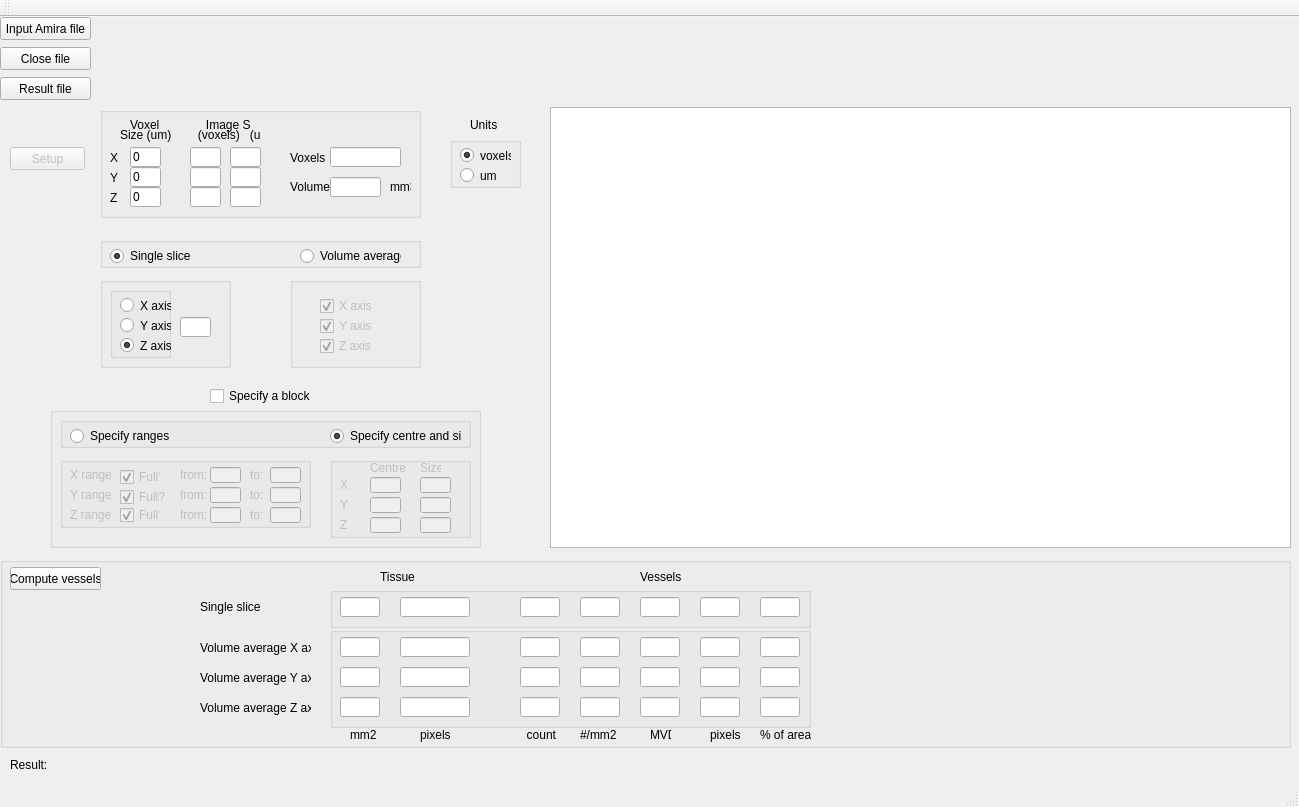
Above: Qt/Quantifier/mainwindow.ui from gibbogle/vessel-tools before the change. Below: the same form after it.
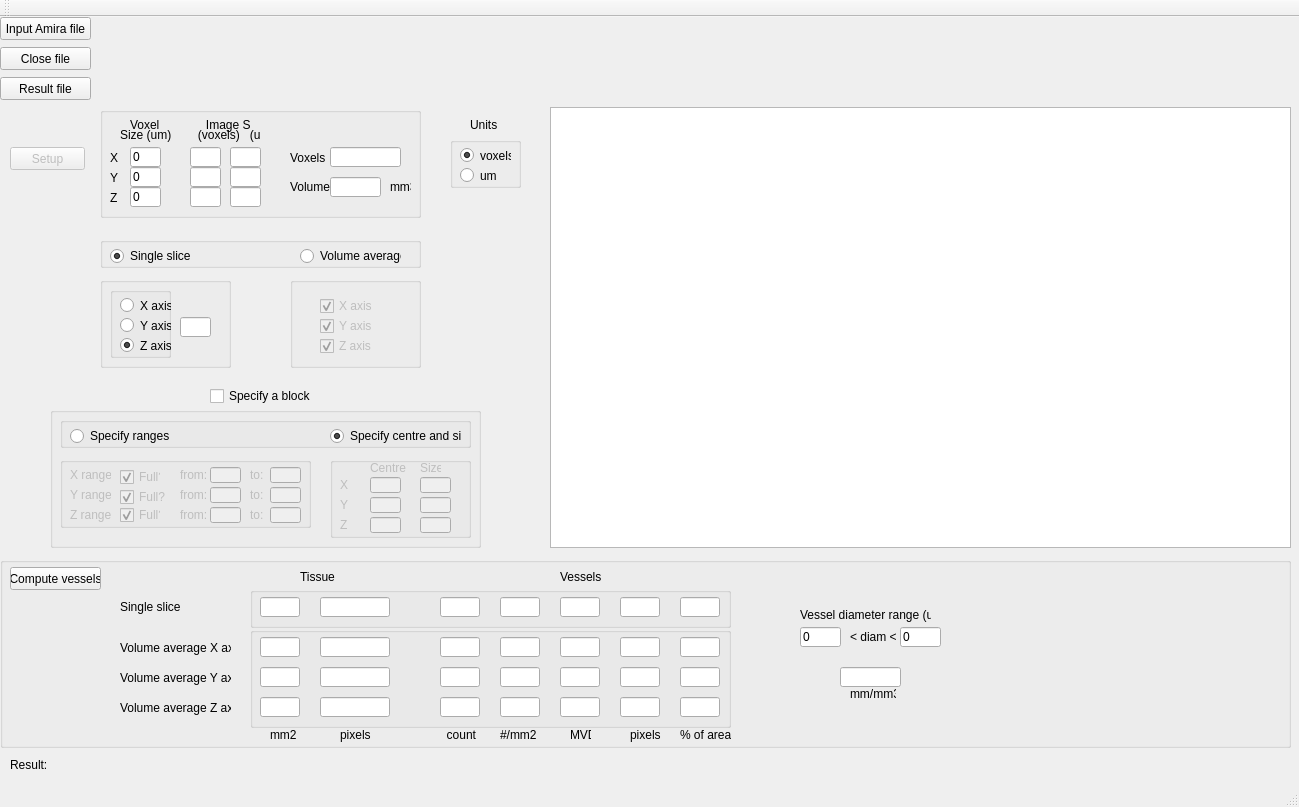
That is the form after the change.

Diff of the .ui file:
```diff
--- a/Qt/Quantifier/mainwindow.ui
+++ b/Qt/Quantifier/mainwindow.ui
@@ -1027,7 +1027,7 @@
     <widget class="QLabel" name="label_fraction">
      <property name="geometry">
       <rect>
-       <x>760</x>
+       <x>680</x>
        <y>170</y>
        <width>51</width>
        <height>16</height>
@@ -1040,7 +1040,7 @@
     <widget class="QLabel" name="label_unitsarea">
      <property name="geometry">
       <rect>
-       <x>350</x>
+       <x>270</x>
        <y>170</y>
        <width>31</width>
        <height>16</height>
@@ -1053,7 +1053,7 @@
     <widget class="QLabel" name="label_MVD">
      <property name="geometry">
       <rect>
-       <x>650</x>
+       <x>570</x>
        <y>170</y>
        <width>21</width>
        <height>16</height>
@@ -1079,7 +1079,7 @@
     <widget class="QLabel" name="label_number">
      <property name="geometry">
       <rect>
-       <x>520</x>
+       <x>440</x>
        <y>170</y>
        <width>41</width>
        <height>16</height>
@@ -1092,7 +1092,7 @@
     <widget class="QLabel" name="label_density">
      <property name="geometry">
       <rect>
-       <x>580</x>
+       <x>500</x>
        <y>170</y>
        <width>41</width>
        <height>16</height>
@@ -1105,7 +1105,7 @@
     <widget class="QLabel" name="label_areapixels">
      <property name="geometry">
       <rect>
-       <x>420</x>
+       <x>340</x>
        <y>170</y>
        <width>31</width>
        <height>16</height>
@@ -1118,7 +1118,7 @@
     <widget class="QLabel" name="label_tissue">
      <property name="geometry">
       <rect>
-       <x>380</x>
+       <x>300</x>
        <y>10</y>
        <width>41</width>
        <height>20</height>
@@ -1131,7 +1131,7 @@
     <widget class="QLabel" name="label_vessels">
      <property name="geometry">
       <rect>
-       <x>640</x>
+       <x>560</x>
        <y>10</y>
        <width>46</width>
        <height>20</height>
@@ -1144,7 +1144,7 @@
     <widget class="QLabel" name="label_vesselpixels">
      <property name="geometry">
       <rect>
-       <x>710</x>
+       <x>630</x>
        <y>170</y>
        <width>31</width>
        <height>16</height>
@@ -1157,7 +1157,7 @@
     <widget class="QLabel" name="label_singleslice">
      <property name="geometry">
       <rect>
-       <x>200</x>
+       <x>120</x>
        <y>40</y>
        <width>71</width>
        <height>20</height>
@@ -1170,7 +1170,7 @@
     <widget class="QLabel" name="label_volume_x">
      <property name="geometry">
       <rect>
-       <x>200</x>
+       <x>120</x>
        <y>80</y>
        <width>111</width>
        <height>21</height>
@@ -1183,7 +1183,7 @@
     <widget class="QLabel" name="label_volume_y">
      <property name="geometry">
       <rect>
-       <x>200</x>
+       <x>120</x>
        <y>110</y>
        <width>111</width>
        <height>21</height>
@@ -1196,7 +1196,7 @@
     <widget class="QLabel" name="label_volume_z">
      <property name="geometry">
       <rect>
-       <x>200</x>
+       <x>120</x>
        <y>140</y>
        <width>111</width>
        <height>21</height>
@@ -1209,7 +1209,7 @@
     <widget class="QGroupBox" name="groupBox_volumeaverage">
      <property name="geometry">
       <rect>
-       <x>330</x>
+       <x>250</x>
        <y>70</y>
        <width>481</width>
        <height>101</height>
@@ -1459,7 +1459,7 @@
     <widget class="QGroupBox" name="groupBox_singleslice">
      <property name="geometry">
       <rect>
-       <x>330</x>
+       <x>250</x>
        <y>30</y>
        <width>481</width>
        <height>41</height>
@@ -1548,6 +1548,81 @@
       </property>
      </widget>
     </widget>
+    <widget class="QLineEdit" name="lineEdit_diam_min">
+     <property name="geometry">
+      <rect>
+       <x>800</x>
+       <y>70</y>
+       <width>41</width>
+       <height>20</height>
+      </rect>
+     </property>
+     <property name="text">
+      <string>0</string>
+     </property>
+    </widget>
+    <widget class="QLineEdit" name="lineEdit_diam_max">
+     <property name="geometry">
+      <rect>
+       <x>900</x>
+       <y>70</y>
+       <width>41</width>
+       <height>20</height>
+      </rect>
+     </property>
+     <property name="text">
+      <string>0</string>
+     </property>
+    </widget>
+    <widget class="QLabel" name="label_diam_limits">
+     <property name="geometry">
+      <rect>
+       <x>850</x>
+       <y>70</y>
+       <width>51</width>
+       <height>20</height>
+      </rect>
+     </property>
+     <property name="text">
+      <string>&lt; diam &lt;</string>
+     </property>
+    </widget>
+    <widget class="QLabel" name="label_diam_range">
+     <property name="geometry">
+      <rect>
+       <x>800</x>
+       <y>50</y>
+       <width>131</width>
+       <height>16</height>
+      </rect>
+     </property>
+     <property name="text">
+      <string>Vessel diameter range (um)</string>
+     </property>
+    </widget>
+    <widget class="QLineEdit" name="lineEdit_mm_mm3">
+     <property name="geometry">
+      <rect>
+       <x>840</x>
+       <y>110</y>
+       <width>61</width>
+       <height>20</height>
+      </rect>
+     </property>
+    </widget>
+    <widget class="QLabel" name="label_mm_mm3">
+     <property name="geometry">
+      <rect>
+       <x>850</x>
+       <y>130</y>
+       <width>46</width>
+       <height>13</height>
+      </rect>
+     </property>
+     <property name="text">
+      <string>mm/mm3</string>
+     </property>
+    </widget>
    </widget>
    <widget class="QGroupBox" name="groupBox_average">
     <property name="enabled">
```
